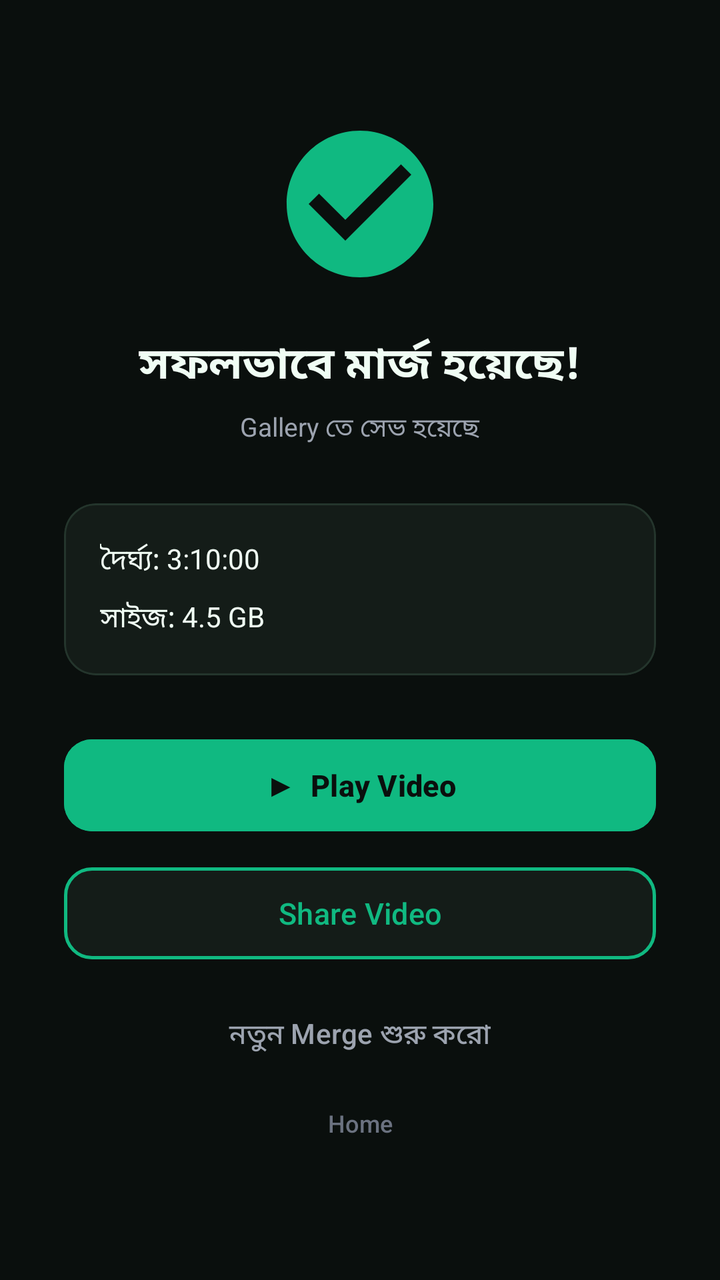
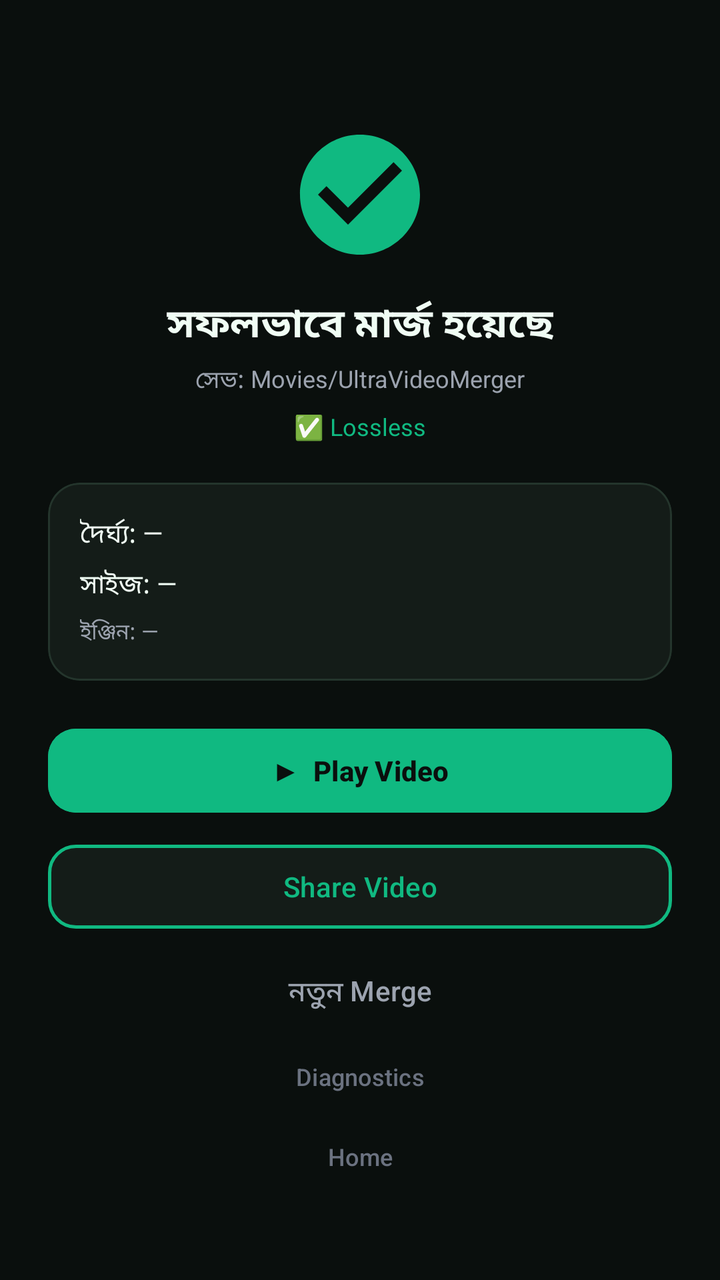

Before-and-after screenshots of an Android layout around one commit, followed by the original layout XML and the change that was made.
<!-- AndroidManifest.xml: application theme Theme.UltraVideoMerger -->
<!-- res/layout/fragment_completed.xml -->
<?xml version="1.0" encoding="utf-8"?>
<LinearLayout xmlns:android="http://schemas.android.com/apk/res/android"
    xmlns:app="http://schemas.android.com/apk/res-auto"
    android:layout_width="match_parent"
    android:layout_height="match_parent"
    android:orientation="vertical"
    android:background="@color/bg_dark"
    android:fitsSystemWindows="true"
    android:gravity="center"
    android:padding="32dp">

    <ImageView
        android:layout_width="88dp"
        android:layout_height="88dp"
        android:src="@drawable/ic_check_circle"
        app:tint="@color/accent" />

    <TextView
        android:layout_width="wrap_content"
        android:layout_height="wrap_content"
        android:text="সফলভাবে মার্জ হয়েছে!"
        android:textColor="@color/text_primary"
        android:textSize="22sp"
        android:textStyle="bold"
        android:layout_marginTop="20dp" />

    <TextView
        android:id="@+id/tvSavedAs"
        android:layout_width="wrap_content"
        android:layout_height="wrap_content"
        android:text="Gallery তে সেভ হয়েছে"
        android:textColor="@color/text_secondary"
        android:textSize="13sp"
        android:layout_marginTop="6dp" />

    
    <com.google.android.material.card.MaterialCardView
        android:layout_width="match_parent"
        android:layout_height="wrap_content"
        android:layout_marginTop="28dp"
        app:cardBackgroundColor="@color/surface"
        app:cardCornerRadius="16dp"
        app:cardElevation="0dp"
        app:strokeColor="@color/stroke"
        app:strokeWidth="1dp">

        <LinearLayout
            android:layout_width="match_parent"
            android:layout_height="wrap_content"
            android:orientation="vertical"
            android:padding="18dp">

            <TextView
                android:id="@+id/tvDuration"
                android:layout_width="wrap_content"
                android:layout_height="wrap_content"
                android:text="দৈর্ঘ্য: 3:10:00"
                android:textColor="@color/text_primary"
                android:textSize="14sp" />

            <TextView
                android:id="@+id/tvFileSize"
                android:layout_width="wrap_content"
                android:layout_height="wrap_content"
                android:text="সাইজ: 4.5 GB"
                android:textColor="@color/text_primary"
                android:textSize="14sp"
                android:layout_marginTop="8dp" />
        </LinearLayout>
    </com.google.android.material.card.MaterialCardView>

    
    <com.google.android.material.button.MaterialButton
        android:id="@+id/btnPlay"
        android:layout_width="match_parent"
        android:layout_height="54dp"
        android:layout_marginTop="28dp"
        android:text="▶  Play Video"
        android:textSize="15sp"
        android:textStyle="bold"
        app:cornerRadius="14dp"
        android:backgroundTint="@color/accent"
        android:textColor="@color/bg_dark" />

    <com.google.android.material.button.MaterialButton
        android:id="@+id/btnShare"
        android:layout_width="match_parent"
        android:layout_height="54dp"
        android:layout_marginTop="10dp"
        android:text="Share Video"
        android:textSize="15sp"
        app:cornerRadius="14dp"
        android:backgroundTint="@color/surface"
        android:textColor="@color/accent"
        app:strokeColor="@color/accent"
        app:strokeWidth="1.5dp" />

    <com.google.android.material.button.MaterialButton
        android:id="@+id/btnNewMerge"
        style="@style/Widget.Material3.Button.TextButton"
        android:layout_width="match_parent"
        android:layout_height="48dp"
        android:layout_marginTop="10dp"
        android:text="নতুন Merge শুরু করো"
        android:textColor="@color/text_secondary" />

    <com.google.android.material.button.MaterialButton
        android:id="@+id/btnBackHome"
        style="@style/Widget.Material3.Button.TextButton"
        android:layout_width="match_parent"
        android:layout_height="40dp"
        android:text="Home"
        android:textColor="@color/text_tertiary"
        android:textSize="12sp" />
</LinearLayout>
<!-- resources referenced by this layout -->
<resources>
  <color name="accent">#10B981</color>
  <color name="bg_dark">#0A0F0D</color>
  <color name="stroke">#24352C</color>
  <color name="surface">#141C18</color>
  <color name="text_primary">#F0FDF4</color>
  <color name="text_secondary">#9CA3AF</color>
  <color name="text_tertiary">#6B7280</color>
  <!-- drawable ic_check_circle (drawable) -->
  <vector xmlns:android="http://schemas.android.com/apk/res/android"
      android:width="24dp" android:height="24dp"
      android:viewportWidth="24" android:viewportHeight="24">
      <path android:fillColor="#FFFFFF"
          android:pathData="M12,2C6.48,2 2,6.48 2,12s4.48,10 10,10 10,-4.48 10,-10S17.52,2 12,2zM10,17l-5,-5 1.41,-1.41L10,14.17l7.59,-7.59L19,8l-9,9z"/>
  </vector>
  <style name="Theme.UltraVideoMerger" parent="Theme.Material3.Dark.NoActionBar">
          <item name="colorPrimary">@color/accent</item>
          <item name="colorOnPrimary">@color/bg_dark</item>
          <item name="colorPrimaryContainer">@color/surface_variant</item>
          <item name="colorOnPrimaryContainer">@color/accent</item>
          <item name="colorSecondary">@color/accent</item>
          <item name="colorOnSecondary">@color/bg_dark</item>
          <item name="colorSurface">@color/surface</item>
          <item name="colorOnSurface">@color/text_primary</item>
          <item name="colorSurfaceVariant">@color/surface_variant</item>
          <item name="colorOnSurfaceVariant">@color/text_secondary</item>
          <item name="android:colorBackground">@color/bg_dark</item>
          <item name="colorOnBackground">@color/text_primary</item>
          <item name="colorError">@color/danger</item>
          <item name="android:statusBarColor">@color/bg_dark</item>
          <item name="android:navigationBarColor">@color/bg_dark</item>
          <item name="android:windowLightStatusBar">false</item>
      </style>
  <color name="surface_variant">#1C2822</color>
  <color name="danger">#EF4444</color>
</resources>

<!-- the commit's change to res/layout/fragment_completed.xml (unified diff, before → after) -->
@@ -1,115 +1,61 @@
 <?xml version="1.0" encoding="utf-8"?>
-<LinearLayout xmlns:android="http://schemas.android.com/apk/res/android"
+<ScrollView xmlns:android="http://schemas.android.com/apk/res/android"
     xmlns:app="http://schemas.android.com/apk/res-auto"
-    android:layout_width="match_parent"
-    android:layout_height="match_parent"
-    android:orientation="vertical"
-    android:background="@color/bg_dark"
-    android:fitsSystemWindows="true"
-    android:gravity="center"
-    android:padding="32dp">
+    android:layout_width="match_parent" android:layout_height="match_parent"
+    android:background="@color/bg_dark" android:fitsSystemWindows="true" android:fillViewport="true">
+    <LinearLayout android:layout_width="match_parent" android:layout_height="wrap_content"
+        android:orientation="vertical" android:gravity="center" android:padding="24dp">
 
-    <ImageView
-        android:layout_width="88dp"
-        android:layout_height="88dp"
-        android:src="@drawable/ic_check_circle"
-        app:tint="@color/accent" />
+        <ImageView android:layout_width="72dp" android:layout_height="72dp"
+            android:src="@drawable/ic_check_circle" app:tint="@color/accent" android:layout_marginTop="20dp" />
+        <TextView android:layout_width="wrap_content" android:layout_height="wrap_content"
+            android:text="সফলভাবে মার্জ হয়েছে" android:textColor="@color/text_primary"
+            android:textSize="20sp" android:textStyle="bold" android:layout_marginTop="14dp" />
+        <TextView android:id="@+id/tvSavedTo" android:layout_width="wrap_content"
+            android:layout_height="wrap_content" android:text="সেভ: Movies/UltraVideoMerger"
+            android:textColor="@color/text_secondary" android:textSize="12sp" android:layout_marginTop="4dp" />
+        <TextView android:id="@+id/tvMode" android:layout_width="wrap_content"
+            android:layout_height="wrap_content" android:text="✅ Lossless"
+            android:textColor="@color/accent" android:textSize="12sp" android:layout_marginTop="6dp" />
 
-    <TextView
-        android:layout_width="wrap_content"
-        android:layout_height="wrap_content"
-        android:text="সফলভাবে মার্জ হয়েছে!"
-        android:textColor="@color/text_primary"
-        android:textSize="22sp"
-        android:textStyle="bold"
-        android:layout_marginTop="20dp" />
+        <com.google.android.material.card.MaterialCardView android:layout_width="match_parent"
+            android:layout_height="wrap_content" android:layout_marginTop="20dp"
+            app:cardBackgroundColor="@color/surface" app:cardCornerRadius="16dp"
+            app:cardElevation="0dp" app:strokeColor="@color/stroke" app:strokeWidth="1dp">
+            <LinearLayout android:layout_width="match_parent" android:layout_height="wrap_content"
+                android:orientation="vertical" android:padding="16dp">
+                <TextView android:id="@+id/tvDuration" android:layout_width="wrap_content"
+                    android:layout_height="wrap_content" android:text="দৈর্ঘ্য: —"
+                    android:textColor="@color/text_primary" android:textSize="13sp" />
+                <TextView android:id="@+id/tvSize" android:layout_width="wrap_content"
+                    android:layout_height="wrap_content" android:text="সাইজ: —"
+                    android:textColor="@color/text_primary" android:textSize="13sp" android:layout_marginTop="6dp" />
+                <TextView android:id="@+id/tvEngine" android:layout_width="wrap_content"
+                    android:layout_height="wrap_content" android:text="ইঞ্জিন: —"
+                    android:textColor="@color/text_secondary" android:textSize="11sp" android:layout_marginTop="6dp" />
+            </LinearLayout>
+        </com.google.android.material.card.MaterialCardView>
 
-    <TextView
-        android:id="@+id/tvSavedAs"
-        android:layout_width="wrap_content"
-        android:layout_height="wrap_content"
-        android:text="Gallery তে সেভ হয়েছে"
-        android:textColor="@color/text_secondary"
-        android:textSize="13sp"
-        android:layout_marginTop="6dp" />
-
-    
-    <com.google.android.material.card.MaterialCardView
-        android:layout_width="match_parent"
-        android:layout_height="wrap_content"
-        android:layout_marginTop="28dp"
-        app:cardBackgroundColor="@color/surface"
-        app:cardCornerRadius="16dp"
-        app:cardElevation="0dp"
-        app:strokeColor="@color/stroke"
-        app:strokeWidth="1dp">
-
-        <LinearLayout
-            android:layout_width="match_parent"
-            android:layout_height="wrap_content"
-            android:orientation="vertical"
-            android:padding="18dp">
-
-            <TextView
-                android:id="@+id/tvDuration"
-                android:layout_width="wrap_content"
-                android:layout_height="wrap_content"
-                android:text="দৈর্ঘ্য: 3:10:00"
-                android:textColor="@color/text_primary"
-                android:textSize="14sp" />
-
-            <TextView
-                android:id="@+id/tvFileSize"
-                android:layout_width="wrap_content"
-                android:layout_height="wrap_content"
-                android:text="সাইজ: 4.5 GB"
-                android:textColor="@color/text_primary"
-                android:textSize="14sp"
-                android:layout_marginTop="8dp" />
-        </LinearLayout>
-    </com.google.android.material.card.MaterialCardView>
-
-    
-    <com.google.android.material.button.MaterialButton
-        android:id="@+id/btnPlay"
-        android:layout_width="match_parent"
-        android:layout_height="54dp"
-        android:layout_marginTop="28dp"
-        android:text="▶  Play Video"
-        android:textSize="15sp"
-        android:textStyle="bold"
-        app:cornerRadius="14dp"
-        android:backgroundTint="@color/accent"
-        android:textColor="@color/bg_dark" />
-
-    <com.google.android.material.button.MaterialButton
-        android:id="@+id/btnShare"
-        android:layout_width="match_parent"
-        android:layout_height="54dp"
-        android:layout_marginTop="10dp"
-        android:text="Share Video"
-        android:textSize="15sp"
-        app:cornerRadius="14dp"
-        android:backgroundTint="@color/surface"
-        android:textColor="@color/accent"
-        app:strokeColor="@color/accent"
-        app:strokeWidth="1.5dp" />
-
-    <com.google.android.material.button.MaterialButton
-        android:id="@+id/btnNewMerge"
-        style="@style/Widget.Material3.Button.TextButton"
-        android:layout_width="match_parent"
-        android:layout_height="48dp"
-        android:layout_marginTop="10dp"
-        android:text="নতুন Merge শুরু করো"
-        android:textColor="@color/text_secondary" />
-
-    <com.google.android.material.button.MaterialButton
-        android:id="@+id/btnBackHome"
-        style="@style/Widget.Material3.Button.TextButton"
-        android:layout_width="match_parent"
-        android:layout_height="40dp"
-        android:text="Home"
-        android:textColor="@color/text_tertiary"
-        android:textSize="12sp" />
-</LinearLayout>
+        <com.google.android.material.button.MaterialButton android:id="@+id/btnPlay"
+            android:layout_width="match_parent" android:layout_height="50dp" android:layout_marginTop="20dp"
+            android:text="▶  Play Video" android:textSize="14sp" android:textStyle="bold"
+            app:cornerRadius="14dp" android:backgroundTint="@color/accent" android:textColor="@color/bg_dark" />
+        <com.google.android.material.button.MaterialButton android:id="@+id/btnShare"
+            android:layout_width="match_parent" android:layout_height="50dp" android:layout_marginTop="8dp"
+            android:text="Share Video" android:textSize="14sp" app:cornerRadius="14dp"
+            android:backgroundTint="@color/surface" android:textColor="@color/accent"
+            app:strokeColor="@color/accent" app:strokeWidth="1.5dp" />
+        <com.google.android.material.button.MaterialButton android:id="@+id/btnNew"
+            style="@style/Widget.Material3.Button.TextButton" android:layout_width="match_parent"
+            android:layout_height="44dp" android:layout_marginTop="6dp"
+            android:text="নতুন Merge" android:textColor="@color/text_secondary" />
+        <com.google.android.material.button.MaterialButton android:id="@+id/btnDiagnostics"
+            style="@style/Widget.Material3.Button.TextButton" android:layout_width="match_parent"
+            android:layout_height="40dp" android:text="Diagnostics" android:textColor="@color/text_tertiary"
+            android:textSize="12sp" />
+        <com.google.android.material.button.MaterialButton android:id="@+id/btnHome"
+            style="@style/Widget.Material3.Button.TextButton" android:layout_width="match_parent"
+            android:layout_height="40dp" android:text="Home" android:textColor="@color/text_tertiary"
+            android:textSize="12sp" />
+    </LinearLayout>
+</ScrollView>
<!-- resource entries referenced after the edit -->
@@ -25,12 +25,14 @@
           <item name="colorOnSurface">@color/text_primary</item>
           <item name="colorSurfaceVariant">@color/surface_variant</item>
           <item name="colorOnSurfaceVariant">@color/text_secondary</item>
+          <item name="colorOutline">@color/stroke</item>
           <item name="android:colorBackground">@color/bg_dark</item>
           <item name="colorOnBackground">@color/text_primary</item>
           <item name="colorError">@color/danger</item>
           <item name="android:statusBarColor">@color/bg_dark</item>
           <item name="android:navigationBarColor">@color/bg_dark</item>
           <item name="android:windowLightStatusBar">false</item>
+          <item name="android:textColorHint">@color/text_tertiary</item>
       </style>
   <color name="surface_variant">#1C2822</color>
   <color name="danger">#EF4444</color>
